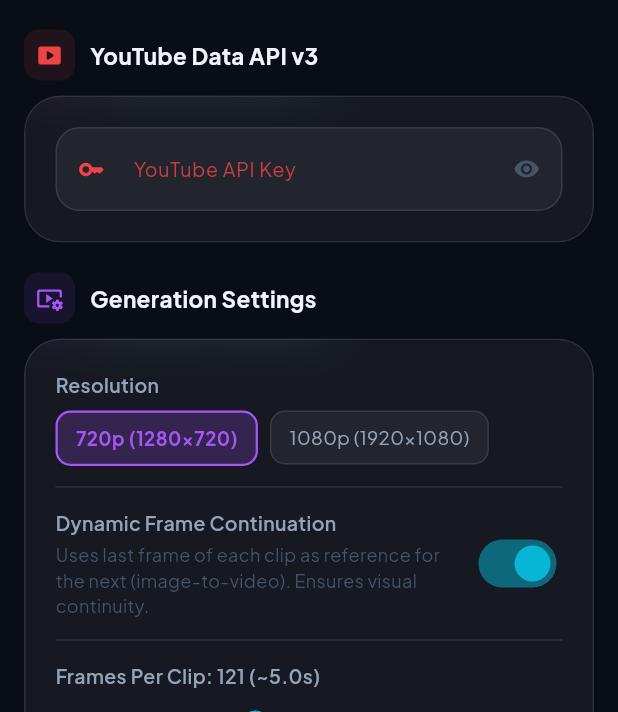
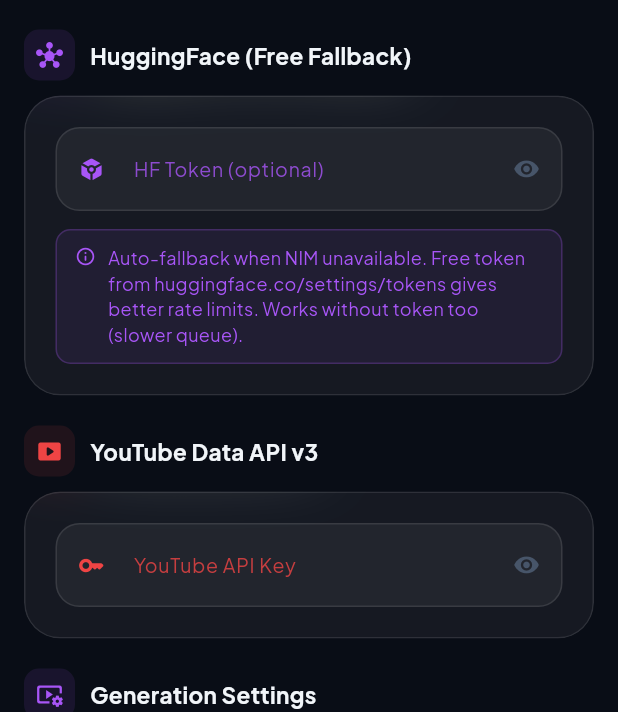
Before and after one commit to thanoxxinfnity/Vidsim, a Flutter app: the SettingsTab widget shown alone on an empty page, opened directly, on a phone screen of 412 x 824 dp, the part 524-1236 px from its top. Run offline on Flutter 3.47's test engine with Material 3 defaults, Android fonts, the phone set to English and light mode, and no system bars; our stand-ins replace dio, flutter_secure_storage, google_fonts; missing offline and left inert: ffmpeg_kit_flutter_new, youtube_explode_dart; accounts and stored records are empty.

Commit message:
feat: Focal-style 15-min pipeline — NIM/HF auto-switch, crossfade editing
- New hf_service.dart: HuggingFace Inference API (CogVideoX-5b + i2vgen-xl)
  Free token optional; works without token too (queue-based)
- pipeline_service: NIM primary -> HF auto-fallback on any failure (404/
  402/enterprise/network). Tries NIM up to 3x then switches to HF seamlessly
- Frame continuation: last-frame JPEG base64 passed to next clip (both NIM
  and HF image-to-video supported)
- ffmpeg_service: stitchWithEffects() builds xfade filter chain for N clips
  (0.5s crossfade between every clip) + cinematic color grade (contrast,
  saturation, RGB curve). Falls back to plain concat if xfade fails.
  colorGradeOnly() for single-clip output.
- api_config: added hfToken field; numFrames default 360 (15s NIM)
- settings_tab: new HuggingFace section with token input + info box
- settings_provider: save/load hfToken via encrypted storage
- Frames slider now goes 48-360 (shows seconds label)

```diff
--- a/lib/core/constants/api_constants.dart
+++ b/lib/core/constants/api_constants.dart
@@ -21,11 +21,17 @@ abstract class ApiConstants {
   static const ytCaptions  = '$ytApiBase/captions';
   static const ytSearch    = '$ytApiBase/search';
 
+  // ── HuggingFace Inference API ────────────────────────────────────────────────
+  static const hfInferenceBase    = 'https://api-inference.huggingface.co/models';
+  static const hfT2VModel         = 'THUDM/CogVideoX-5b';
+  static const hfI2VModel         = 'ali-vilab/i2vgen-xl';
+  static const hfMaxFrames        = 49; // CogVideoX hard cap (~6s)
+
   // ── Generation defaults ─────────────────────────────────────────────────────
   static const defaultWidth       = 1280;
   static const defaultHeight      = 720;
   static const defaultFps         = 24;
-  static const defaultNumFrames   = 360; // 15 seconds at 24fps
+  static const defaultNumFrames   = 360; // 15 seconds at 24fps (NIM); HF capped at 49
   static const defaultGuidance    = 7.5;
   static const defaultSteps       = 35;
 
--- a/lib/data/models/api_config.dart
+++ b/lib/data/models/api_config.dart
@@ -1,6 +1,7 @@
 /// Holds all API configurations — stored securely via flutter_secure_storage
 class ApiConfig {
   final String nimApiKey;
+  final String hfToken;        // HuggingFace token (free at hf.co/settings/tokens)
   final String youtubeApiKey;
   final String cosmosEndpoint;
   final int videoWidth;
@@ -8,27 +9,31 @@ class ApiConfig {
   final int numFrames;
   final double guidanceScale;
   final int inferenceSteps;
-  final bool useImageToVideo; // frame continuation
+  final bool useImageToVideo;  // frame continuation
 
   const ApiConfig({
     required this.nimApiKey,
     required this.youtubeApiKey,
+    this.hfToken        = '',
     this.cosmosEndpoint =
         'https://integrate.api.nvidia.com/v1/video/nvidia/cosmos-1.0-diffusion',
     this.videoWidth     = 1280,
     this.videoHeight    = 720,
-    this.numFrames      = 121,
+    this.numFrames      = 360,
     this.guidanceScale  = 7.5,
     this.inferenceSteps = 35,
     this.useImageToVideo = true,
   });
 
-  bool get hasNimKey       => nimApiKey.trim().isNotEmpty;
-  bool get hasYoutubeKey   => youtubeApiKey.trim().isNotEmpty;
-  bool get isConfigured    => hasNimKey;
+  bool get hasNimKey     => nimApiKey.trim().isNotEmpty;
+  bool get hasHfToken    => hfToken.trim().isNotEmpty;
+  bool get hasYoutubeKey => youtubeApiKey.trim().isNotEmpty;
+  /// App works as long as at least one video source is available
+  bool get isConfigured  => hasNimKey || true; // HF works even without token
 
   ApiConfig copyWith({
     String? nimApiKey,
+    String? hfToken,
     String? youtubeApiKey,
     String? cosmosEndpoint,
     int? videoWidth,
@@ -39,14 +44,15 @@ class ApiConfig {
     bool? useImageToVideo,
   }) =>
       ApiConfig(
-        nimApiKey:       nimApiKey ?? this.nimApiKey,
-        youtubeApiKey:   youtubeApiKey ?? this.youtubeApiKey,
-        cosmosEndpoint:  cosmosEndpoint ?? this.cosmosEndpoint,
-        videoWidth:      videoWidth ?? this.videoWidth,
-        videoHeight:     videoHeight ?? this.videoHeight,
-        numFrames:       numFrames ?? this.numFrames,
-        guidanceScale:   guidanceScale ?? this.guidanceScale,
-        inferenceSteps:  inferenceSteps ?? this.inferenceSteps,
+        nimApiKey:       nimApiKey       ?? this.nimApiKey,
+        hfToken:         hfToken         ?? this.hfToken,
+        youtubeApiKey:   youtubeApiKey   ?? this.youtubeApiKey,
+        cosmosEndpoint:  cosmosEndpoint  ?? this.cosmosEndpoint,
+        videoWidth:      videoWidth      ?? this.videoWidth,
+        videoHeight:     videoHeight     ?? this.videoHeight,
+        numFrames:       numFrames       ?? this.numFrames,
+        guidanceScale:   guidanceScale   ?? this.guidanceScale,
+        inferenceSteps:  inferenceSteps  ?? this.inferenceSteps,
         useImageToVideo: useImageToVideo ?? this.useImageToVideo,
       );
 
--- a/lib/presentation/providers/settings_provider.dart
+++ b/lib/presentation/providers/settings_provider.dart
@@ -14,6 +14,7 @@ class SettingsProvider extends ChangeNotifier {
   bool get isLoaded    => _loaded;
 
   static const _kNimKey       = 'nim_api_key';
+  static const _kHfToken      = 'hf_token';
   static const _kYtKey        = 'yt_api_key';
   static const _kEndpoint     = 'cosmos_endpoint';
   static const _kWidth        = 'vid_width';
@@ -25,25 +26,27 @@ class SettingsProvider extends ChangeNotifier {
 
   Future<void> load() async {
     final nim      = await _storage.read(key: _kNimKey)    ?? '';
+    final hf       = await _storage.read(key: _kHfToken)   ?? '';
     final yt       = await _storage.read(key: _kYtKey)     ?? '';
     final endpoint = await _storage.read(key: _kEndpoint)  ??
         'https://integrate.api.nvidia.com/v1/video/nvidia/cosmos-1.0-diffusion';
     final width    = int.tryParse(await _storage.read(key: _kWidth)  ?? '1280') ?? 1280;
     final height   = int.tryParse(await _storage.read(key: _kHeight) ?? '720')  ?? 720;
-    final frames   = int.tryParse(await _storage.read(key: _kFrames) ?? '121')  ?? 121;
+    final frames   = int.tryParse(await _storage.read(key: _kFrames) ?? '360')  ?? 360;
     final guidance = double.tryParse(await _storage.read(key: _kGuidance) ?? '7.5') ?? 7.5;
     final steps    = int.tryParse(await _storage.read(key: _kSteps)  ?? '35')  ?? 35;
     final i2v      = (await _storage.read(key: _kI2V)) != 'false';
 
     _config = ApiConfig(
-      nimApiKey:      nim,
-      youtubeApiKey:  yt,
-      cosmosEndpoint: endpoint,
-      videoWidth:     width,
-      videoHeight:    height,
-      numFrames:      frames,
-      guidanceScale:  guidance,
-      inferenceSteps: steps,
+      nimApiKey:       nim,
+      hfToken:         hf,
+      youtubeApiKey:   yt,
+      cosmosEndpoint:  endpoint,
+      videoWidth:      width,
+      videoHeight:     height,
+      numFrames:       frames,
+      guidanceScale:   guidance,
+      inferenceSteps:  steps,
       useImageToVideo: i2v,
     );
     _loaded = true;
@@ -53,6 +56,12 @@ class SettingsProvider extends ChangeNotifier {
   Future<void> saveNimKey(String key) async {
     await _storage.write(key: _kNimKey, value: key.trim());
     _config = _config.copyWith(nimApiKey: key.trim());
+    notifyListeners();
+  }
+
+  Future<void> saveHfToken(String token) async {
+    await _storage.write(key: _kHfToken, value: token.trim());
+    _config = _config.copyWith(hfToken: token.trim());
     notifyListeners();
   }
 
--- a/lib/presentation/widgets/settings_tab.dart
+++ b/lib/presentation/widgets/settings_tab.dart
@@ -15,9 +15,11 @@ class SettingsTab extends StatefulWidget {
 
 class _SettingsTabState extends State<SettingsTab> {
   final _nimCtrl      = TextEditingController();
+  final _hfCtrl       = TextEditingController();
   final _ytCtrl       = TextEditingController();
   final _endpointCtrl = TextEditingController();
   bool _nimVisible    = false;
+  bool _hfVisible     = false;
   bool _ytVisible     = false;
   bool _saved         = false;
   bool _initialized   = false;
@@ -28,6 +30,7 @@ class _SettingsTabState extends State<SettingsTab> {
     if (!_initialized) {
       final cfg = context.read<SettingsProvider>().config;
       _nimCtrl.text      = cfg.nimApiKey;
+      _hfCtrl.text       = cfg.hfToken;
       _ytCtrl.text       = cfg.youtubeApiKey;
       _endpointCtrl.text = cfg.cosmosEndpoint;
       _initialized       = true;
@@ -37,6 +40,7 @@ class _SettingsTabState extends State<SettingsTab> {
   @override
   void dispose() {
     _nimCtrl.dispose();
+    _hfCtrl.dispose();
     _ytCtrl.dispose();
     _endpointCtrl.dispose();
     super.dispose();
@@ -45,6 +49,7 @@ class _SettingsTabState extends State<SettingsTab> {
   Future<void> _save() async {
     final sp = context.read<SettingsProvider>();
     await sp.saveNimKey(_nimCtrl.text);
+    await sp.saveHfToken(_hfCtrl.text);
     await sp.saveYtKey(_ytCtrl.text);
     await sp.saveEndpoint(_endpointCtrl.text);
     setState(() { _saved = true; });
@@ -115,6 +120,39 @@ class _SettingsTabState extends State<SettingsTab> {
                   text: 'Cosmos video generation requires enterprise NIM access. '
                       'Sign up at build.nvidia.com for access.',
                   color: AppColors.warning,
+                ),
+              ],
+            ),
+          ),
+          const SizedBox(height: 20),
+
+          // ── HuggingFace ──────────────────────────────────────────────────────
+          _SectionHeader(
+            icon:  Icons.hub_rounded,
+            label: 'HuggingFace (Free Fallback)',
+            color: AppColors.purple,
+          ),
+          const SizedBox(height: 10),
+          GlassmorphicCard(
+            padding: const EdgeInsets.all(20),
+            child: Column(
+              crossAxisAlignment: CrossAxisAlignment.start,
+              children: [
+                _ApiKeyField(
+                  controller: _hfCtrl,
+                  label:      'HF Token (optional)',
+                  hint:       'hf_...',
+                  visible:    _hfVisible,
+                  icon:       Icons.token_rounded,
+                  color:      AppColors.purple,
+                  onToggle:   () => setState(() => _hfVisible = !_hfVisible),
+                ),
+                const SizedBox(height: 12),
+                _InfoBox(
+                  text: 'Auto-fallback when NIM unavailable. '
+                      'Free token from huggingface.co/settings/tokens gives '
+                      'better rate limits. Works without token too (slower queue).',
+                  color: AppColors.purple,
                 ),
               ],
             ),
@@ -202,11 +240,11 @@ class _SettingsTabState extends State<SettingsTab> {
                 const Divider(color: AppColors.glassBorder, height: 28),
 
                 // Frames per clip
-                Text('Frames Per Clip: ${sp.config.numFrames} (~${(sp.config.numFrames / 24).toStringAsFixed(1)}s)', style: _labelStyle),
+                Text('Frames Per Clip: ${sp.config.numFrames} (~${(sp.config.numFrames / 24).toStringAsFixed(1)}s | NIM: up to 360 • HF: max 49)', style: _labelStyle),
                 Slider(
-                  value:    sp.config.numFrames.toDouble(),
-                  min:      48, max: 240, divisions: 8,
-                  label:    '${sp.config.numFrames} frames',
+                  value:    sp.config.numFrames.toDouble().clamp(48, 360),
+                  min:      48, max: 360, divisions: 16,
+                  label:    '${sp.config.numFrames} frames (~${(sp.config.numFrames / 24).toStringAsFixed(0)}s)',
                   activeColor: AppColors.cyan,
                   inactiveColor: AppColors.glassBorder,
                   onChanged: (v) => sp.saveNumFrames(v.round()),
```
Also changed, not shown: lib/data/services/ffmpeg_service.dart (+127 -93 lines), lib/data/services/hf_service.dart (added, +145 -0 lines), lib/data/services/pipeline_service.dart (+133 -96 lines).
